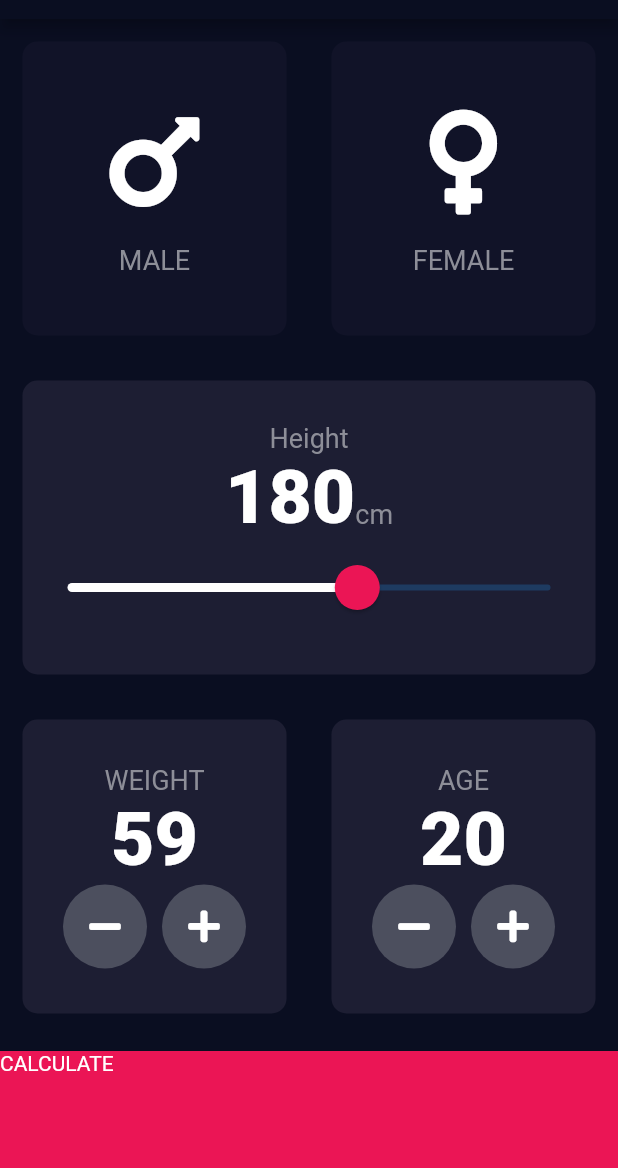
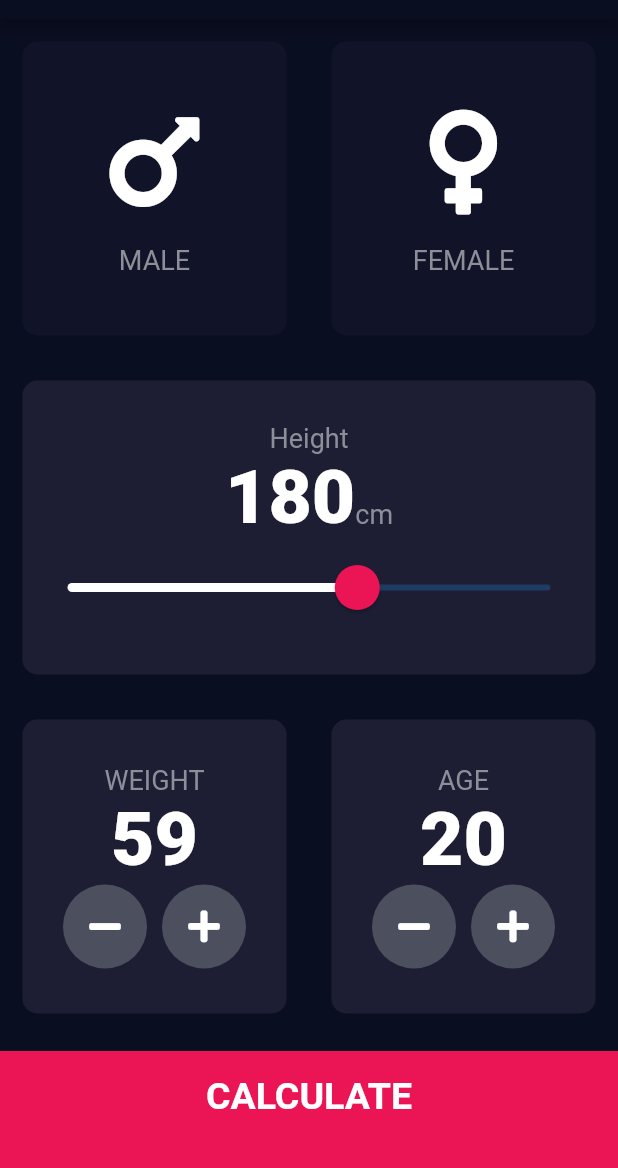
Before and after one commit to caputdraconis050630/bmi-calculator, a Flutter app: the screen it shows after launch, after a tap on an icon or button, on a phone screen of 412 x 824 dp, the part 65-1233 px from its top. Run offline on Flutter 3.47's test engine with Material 2 defaults, Android fonts, the phone set to English and light mode, and no system bars; our stand-ins replace font_awesome_flutter.

Commit message:
Fig Error

```diff
--- /dev/null
+++ b/lib/components/bottom_button.dart
@@ -0,0 +1,30 @@
+import 'package:flutter/material.dart';
+import '../constants.dart';
+import '../main.dart';
+
+class BottomButton extends StatelessWidget {
+
+  BottomButton({required this.onTap, required this.buttonTitle});
+
+  final Function onTap;
+  final String buttonTitle;
+  @override
+  Widget build(BuildContext context) {
+    return GestureDetector(
+      onTap: onTap(),
+      child: Container(
+        child: Center(
+          child: Text(
+            buttonTitle,
+            style: kLargeButtonText,
+          ),
+        ),
+        color: kBottomContainerColour,
+        margin: EdgeInsets.only(top: 10.0),
+        padding: EdgeInsets.only(bottom:20.0),
+        width: double.infinity,
+        height: kBottomContainerHeight,
+      ),
+    );
+  }
+}
--- a/lib/icon_content.dart
+++ b/lib/components/icon_content.dart
@@ -1,7 +1,7 @@
 import 'package:flutter/material.dart';
-import 'main.dart';
+import '../main.dart';
 import 'package:font_awesome_flutter/font_awesome_flutter.dart';
-import 'constants.dart';
+import '../constants.dart';
 
 
 
--- a/lib/reusable_card.dart
+++ b/lib/components/reusable_card.dart
@@ -1,5 +1,4 @@
 import 'package:flutter/material.dart';
-import 'main.dart';
 import 'package:font_awesome_flutter/font_awesome_flutter.dart';
 
 class ReusableCard extends StatelessWidget {
--- /dev/null
+++ b/lib/components/round_icon_button.dart
@@ -0,0 +1,26 @@
+import 'package:flutter/material.dart';
+import '../constants.dart';
+
+class RoundIconButton extends StatelessWidget {
+
+  RoundIconButton({required this.icon, required this.onPressedFunc});
+  final IconData icon;
+  final Function onPressedFunc;
+
+  @override
+  Widget build(BuildContext context) {
+    return RawMaterialButton(
+      child: Icon(icon),
+      onPressed: (){
+        onPressedFunc();
+      },
+      elevation: 0.0,
+      constraints: BoxConstraints.tightFor(
+        width: 56.0,
+        height: 56.0,
+      ),
+      shape: CircleBorder(),
+      fillColor: Color(0xFF4C4F5E),
+    );
+  }
+}
--- a/lib/constants.dart
+++ b/lib/constants.dart
@@ -16,3 +16,31 @@ const kNumberTextStyle = TextStyle(
   fontSize: 50.0,
   fontWeight: FontWeight.w900,
 );
+
+const kLargeButtonText = TextStyle(
+  fontSize: 25.0,
+  fontWeight: FontWeight.bold,
+);
+
+const kTitleTextStyle = TextStyle(
+  fontSize: 50.0,
+  fontWeight: FontWeight.bold,
+);
+
+const kResultTextStyle = TextStyle(
+  color: Color(0xFF24D876),
+  fontSize: 22.0,
+  fontWeight: FontWeight.bold,
+
+);
+
+const kBMITextStyle = TextStyle(
+  fontSize: 100.0,
+  fontWeight: FontWeight.bold,
+
+);
+
+const kBodyTextStyle = TextStyle(
+  fontSize: 22.0,
+
+);
--- a/lib/results_page.dart
+++ /dev/null
@@ -1,16 +0,0 @@
-import 'package:flutter/material.dart';
-
-
-
-class ResultsPage extends StatelessWidget {
-
-  @override
-  Widget build(BuildContext context) {
-    return Scaffold(
-      appBar: AppBar(
-        title: Text('BMI CALCULATOR'),
-      ),
-      body: Text('Hello'),
-    );
-  }
-}
--- a/lib/input_page.dart
+++ b/lib/screens/input_page.dart
@@ -1,9 +1,12 @@
+import 'package:bmi_calculator/screens/results_page.dart';
 import 'package:flutter/material.dart';
-import 'main.dart';
+import '../main.dart';
 import 'package:font_awesome_flutter/font_awesome_flutter.dart';
-import 'reusable_card.dart';
-import 'icon_content.dart';
-import 'constants.dart';
+import 'package:bmi_calculator/components/reusable_card.dart';
+import '../components/icon_content.dart';
+import '../constants.dart';
+import '../components/bottom_button.dart';
+import '../components/round_icon_button.dart';
 
 
 
@@ -205,44 +208,14 @@ class _InputPageState extends State<InputPage>{
               ],
             ),
           ),
-          GestureDetector(
+          BottomButton(
             onTap: (){
-              Navigator.pushNamed(context, '/result');
-            },
-            child: Container(
-              child: Text('CALCULATE'),
-              color: kBottomContainerColour,
-              margin: EdgeInsets.only(top: 10.0),
-              width: double.infinity,
-              height: kBottomContainerHeight,
-            ),
+            Navigator.pushNamed(context, '/result');
+          },
+            buttonTitle: "CALCULATE",
           ),
         ],
       )
     );
   }
 }
-
-class RoundIconButton extends StatelessWidget {
-
-  RoundIconButton({required this.icon, required this.onPressedFunc});
-  final IconData icon;
-  final Function onPressedFunc;
-
-  @override
-  Widget build(BuildContext context) {
-    return RawMaterialButton(
-      child: Icon(icon),
-      onPressed: (){
-        onPressedFunc();
-      },
-      elevation: 0.0,
-      constraints: BoxConstraints.tightFor(
-        width: 56.0,
-        height: 56.0,
-      ),
-      shape: CircleBorder(),
-      fillColor: Color(0xFF4C4F5E),
-    );
-  }
-}
--- /dev/null
+++ b/lib/screens/results_page.dart
@@ -0,0 +1,65 @@
+import 'package:bmi_calculator/components/bottom_button.dart';
+import 'package:bmi_calculator/constants.dart';
+import 'package:bmi_calculator/screens/input_page.dart';
+import 'package:flutter/material.dart';
+import 'package:bmi_calculator/components/reusable_card.dart';
+
+
+class ResultsPage extends StatelessWidget {
+
+  @override
+  Widget build(BuildContext context) {
+    return Scaffold(
+      appBar: AppBar(
+        title: Text('BMI CALCULATOR'),
+      ),
+      body: Column(
+        mainAxisAlignment: MainAxisAlignment.spaceEvenly,
+        crossAxisAlignment: CrossAxisAlignment.stretch,
+        children: [
+          Expanded(
+            flex: 1,
+              child: Container(
+                padding: EdgeInsets.all(15.0),
+                alignment: Alignment.bottomLeft,
+                child: Text(
+                    "Your Result",
+                    style:kTitleTextStyle,
+                ),
+              ),
+          ),
+          Expanded(
+            flex : 5,
+              child: ReusableCard(
+                colour: kActiveCardColour,
+                cardChild: Column(
+                  mainAxisAlignment: MainAxisAlignment.spaceEvenly,
+                  crossAxisAlignment: CrossAxisAlignment.center,
+                  children: [
+                    Text(
+                      "Normal",
+                      style: kResultTextStyle,
+                    ),
+                    Text(
+                      '18.3',
+                      style: kBMITextStyle,
+                    ),
+                    Text(
+                      'Your BMI result is quite low, you should eat more',
+                      style: kBodyTextStyle,
+                      textAlign: TextAlign.center,
+                    )
+                  ],
+                ),
+              )
+          ),
+          BottomButton(
+              onTap: (){
+                Navigator.pop(context);
+              },
+              buttonTitle: 'RE-CALCULATE')
+        ],
+      ),
+    );
+  }
+}
```
Also changed, not shown: lib/main.dart (+4 -4 lines), 1 other file.
